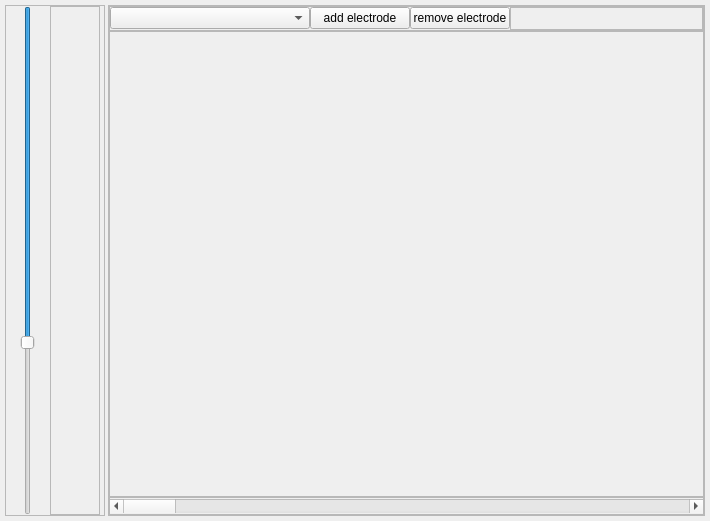
waschkbaer/BrainVis, file dev/BrainVis/drivewidget.ui: the form before one commit.
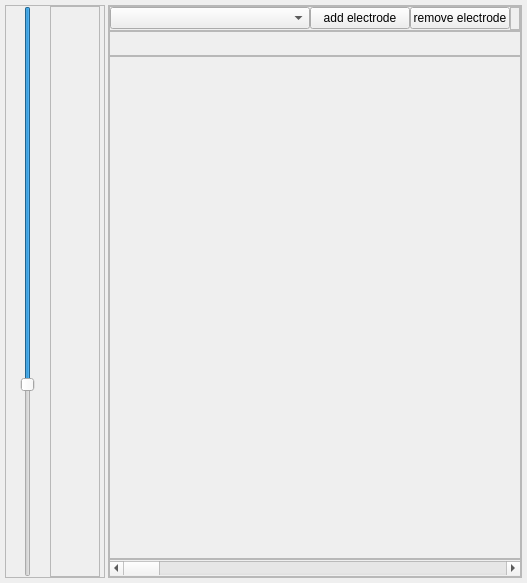
The form after the commit.

Patch:
```diff
--- a/dev/BrainVis/drivewidget.ui
+++ b/dev/BrainVis/drivewidget.ui
@@ -6,8 +6,8 @@
    <rect>
     <x>0</x>
     <y>0</y>
-    <width>710</width>
-    <height>521</height>
+    <width>527</width>
+    <height>583</height>
    </rect>
   </property>
   <property name="windowTitle">
@@ -237,6 +237,28 @@
          </layout>
         </widget>
        </item>
+       <item>
+        <widget class="QFrame" name="frame_4">
+         <property name="minimumSize">
+          <size>
+           <width>0</width>
+           <height>25</height>
+          </size>
+         </property>
+         <property name="maximumSize">
+          <size>
+           <width>16777215</width>
+           <height>25</height>
+          </size>
+         </property>
+         <property name="frameShape">
+          <enum>QFrame::StyledPanel</enum>
+         </property>
+         <property name="frameShadow">
+          <enum>QFrame::Raised</enum>
+         </property>
+        </widget>
+       </item>
        <item>
         <widget class="QFrame" name="dataPanel">
          <property name="frameShape">
@@ -245,7 +267,23 @@
          <property name="frameShadow">
           <enum>QFrame::Raised</enum>
          </property>
-         <layout class="QHBoxLayout" name="horizontalLayout_3"/>
+         <layout class="QHBoxLayout" name="horizontalLayout_3">
+          <property name="spacing">
+           <number>2</number>
+          </property>
+          <property name="leftMargin">
+           <number>2</number>
+          </property>
+          <property name="topMargin">
+           <number>2</number>
+          </property>
+          <property name="rightMargin">
+           <number>2</number>
+          </property>
+          <property name="bottomMargin">
+           <number>2</number>
+          </property>
+         </layout>
         </widget>
        </item>
        <item>
```
